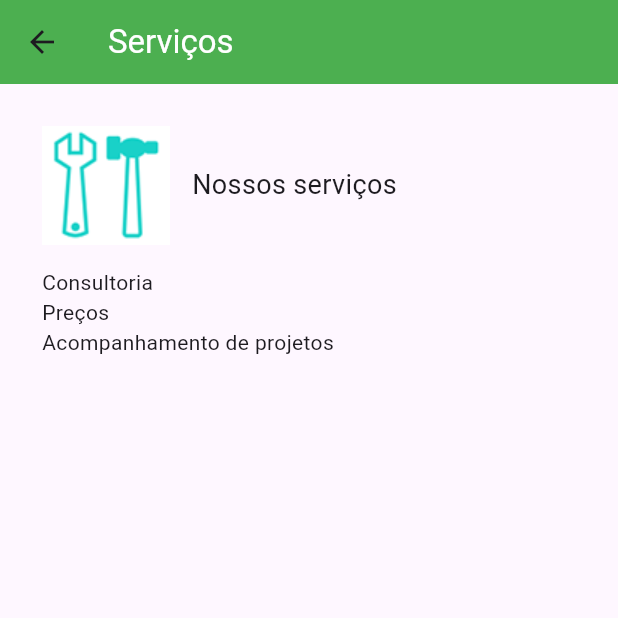
After one commit to MauricioSts/APP_ATM-consultoria, a Flutter app: the Servicos screen opened directly, on a phone screen of 412 x 824 dp, the top half of it. The commit adds this screen. Run offline on Flutter 3.47's test engine with Material 3 defaults, Android fonts, the phone set to English and light mode, and no system bars.

Commit message:
finalizando o projeto

```diff
--- /dev/null
+++ b/lib/Servicos.dart
@@ -0,0 +1,44 @@
+import 'package:flutter/material.dart';
+
+class Servicos extends StatefulWidget {
+  const Servicos({super.key});
+
+  @override
+  State<Servicos> createState() => _ServicosState();
+}
+
+class _ServicosState extends State<Servicos> {
+  @override
+  Widget build(BuildContext context) {
+    return Scaffold(
+      appBar: AppBar(
+        backgroundColor: Colors.green,
+        title: Text("Serviços", style: TextStyle(color: Colors.white)),
+      ),
+      body: Padding(
+        padding: EdgeInsets.all(28),
+        child: Column(
+          crossAxisAlignment: CrossAxisAlignment.start,
+          children: [
+            Row(
+              children: [
+                Image.asset("images/detalhe_servico.png"),
+                SizedBox(width: 15),
+                Text("Nossos serviços", style: TextStyle(fontSize: 18)),
+              ],
+            ),
+            SizedBox(height: 15),
+            Column(
+              crossAxisAlignment: CrossAxisAlignment.start,
+              children: [
+                Text("Consultoria"),
+                Text("Preços"),
+                Text("Acompanhamento de projetos"),
+              ],
+            ),
+          ],
+        ),
+      ),
+    );
+  }
+}
```
Also changed, not shown: lib/Cliente.dart (added, +45 -0 lines), lib/Contato.dart (added, +47 -0 lines), lib/Empresa.dart (added, +55 -0 lines), lib/main.dart (+48 -4 lines).
